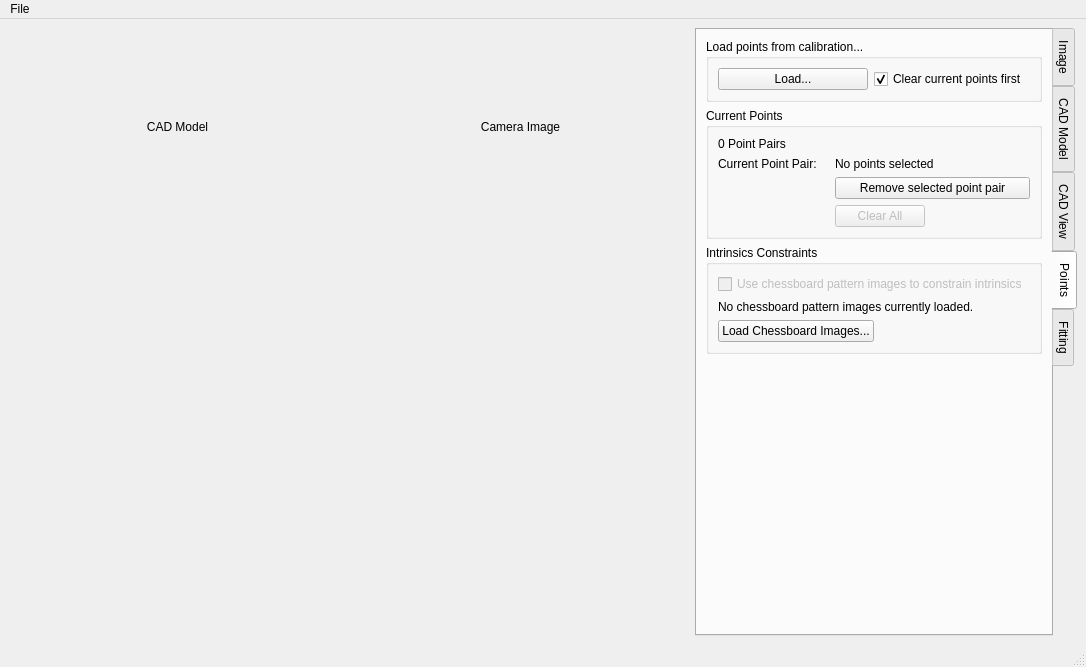
Qt form calcam/gui/fitting_calib.ui (euratom-software/calcam) before a commit.
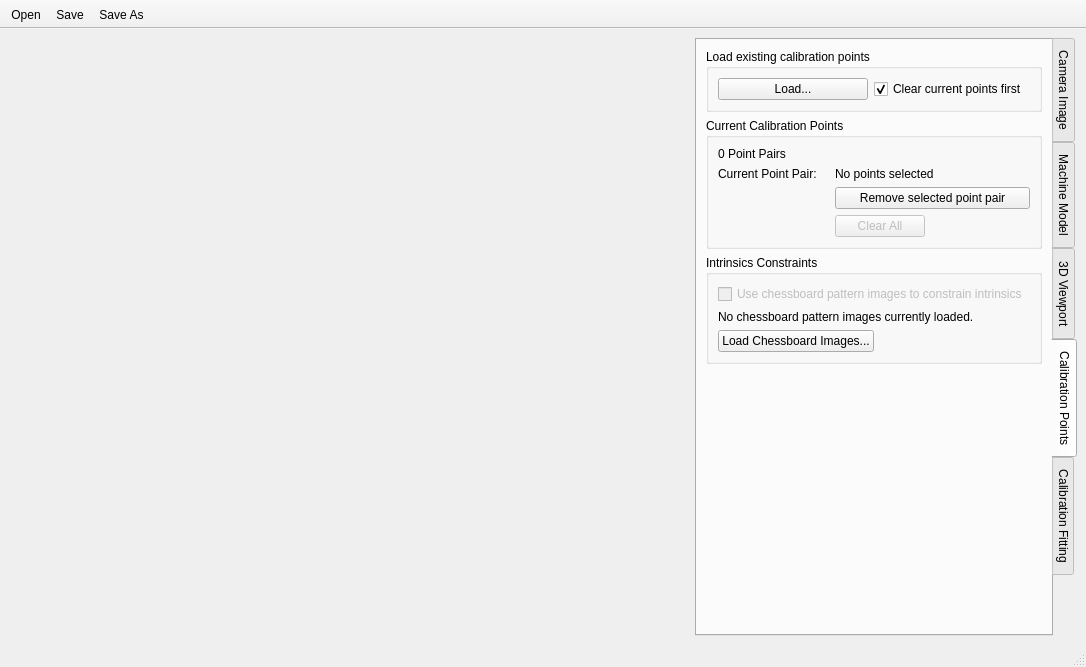
The same form after that commit. The open tabs and pages were chosen to show the change.

Commit message: Re-add ability to open "old" CSV point pairs; change menu bar to toolbar in fitting calib window; bug fixes.

Diff of the .ui file:
```diff
--- a/calcam/gui/fitting_calib.ui
+++ b/calcam/gui/fitting_calib.ui
@@ -82,7 +82,7 @@
       </property>
       <widget class="QWidget" name="image_tab">
        <attribute name="title">
-        <string>Image</string>
+        <string>Camera Image</string>
        </attribute>
        <layout class="QGridLayout" name="gridLayout_9">
         <item row="6" column="0">
@@ -572,7 +572,7 @@
       </widget>
       <widget class="QWidget" name="model_tab">
        <attribute name="title">
-        <string>CAD Model</string>
+        <string>Machine Model</string>
        </attribute>
        <layout class="QVBoxLayout" name="verticalLayout_8">
         <item>
@@ -704,7 +704,7 @@
       </widget>
       <widget class="QWidget" name="views_tab">
        <attribute name="title">
-        <string>CAD View</string>
+        <string>3D Viewport</string>
        </attribute>
        <layout class="QVBoxLayout" name="verticalLayout">
         <item>
@@ -1061,7 +1061,7 @@
         <enum>Qt::LeftToRight</enum>
        </property>
        <attribute name="title">
-        <string>Points</string>
+        <string>Calibration Points</string>
        </attribute>
        <layout class="QGridLayout" name="gridLayout_11">
         <item row="0" column="0" alignment="Qt::AlignTop">
@@ -1073,7 +1073,7 @@
            </sizepolicy>
           </property>
           <property name="title">
-           <string>Load points from calibration...</string>
+           <string>Load existing calibration points</string>
           </property>
           <layout class="QGridLayout" name="gridLayout_10">
            <item row="1" column="0">
@@ -1114,7 +1114,7 @@
            </sizepolicy>
           </property>
           <property name="title">
-           <string>Current Points</string>
+           <string>Current Calibration Points</string>
           </property>
           <layout class="QGridLayout" name="gridLayout_12">
            <item row="1" column="0" alignment="Qt::AlignTop">
@@ -1269,7 +1269,7 @@
         <bool>false</bool>
        </property>
        <attribute name="title">
-        <string>Fitting</string>
+        <string>Calibration Fitting</string>
        </attribute>
        <layout class="QGridLayout" name="gridLayout_13">
         <item row="0" column="0">
@@ -1340,45 +1340,35 @@
       </layout>
      </widget>
     </item>
-    <item row="0" column="0">
-     <widget class="QLabel" name="label_2">
-      <property name="text">
-       <string>&lt;html&gt;&lt;head/&gt;&lt;body&gt;&lt;p align=&quot;center&quot;&gt;CAD Model&lt;/p&gt;&lt;/body&gt;&lt;/html&gt;</string>
-      </property>
-     </widget>
-    </item>
-    <item row="0" column="1">
-     <widget class="QLabel" name="label_3">
-      <property name="text">
-       <string>&lt;html&gt;&lt;head/&gt;&lt;body&gt;&lt;p align=&quot;center&quot;&gt;Camera Image&lt;/p&gt;&lt;/body&gt;&lt;/html&gt;</string>
-      </property>
-     </widget>
-    </item>
    </layout>
   </widget>
   <widget class="QStatusBar" name="statusbar"/>
-  <widget class="QMenuBar" name="menuBar">
-   <property name="geometry">
-    <rect>
-     <x>0</x>
-     <y>0</y>
-     <width>1086</width>
-     <height>22</height>
-    </rect>
+  <widget class="QToolBar" name="toolBar">
+   <property name="windowTitle">
+    <string>toolBar</string>
    </property>
-   <widget class="QMenu" name="menuFile">
-    <property name="title">
-     <string>File</string>
-    </property>
-    <addaction name="action_open"/>
-    <addaction name="action_save"/>
-    <addaction name="action_save_as"/>
-   </widget>
-   <addaction name="menuFile"/>
+   <property name="movable">
+    <bool>false</bool>
+   </property>
+   <property name="floatable">
+    <bool>false</bool>
+   </property>
+   <attribute name="toolBarArea">
+    <enum>TopToolBarArea</enum>
+   </attribute>
+   <attribute name="toolBarBreak">
+    <bool>false</bool>
+   </attribute>
+   <addaction name="action_open"/>
+   <addaction name="action_save"/>
+   <addaction name="action_save_as"/>
   </widget>
   <action name="action_open">
    <property name="text">
-    <string>Open....</string>
+    <string>Open</string>
+   </property>
+   <property name="toolTip">
+    <string>Open</string>
    </property>
    <property name="shortcut">
     <string>Ctrl+O</string>
@@ -1394,7 +1384,7 @@
   </action>
   <action name="action_save_as">
    <property name="text">
-    <string>Save As...</string>
+    <string>Save As</string>
    </property>
   </action>
  </widget>
```
Left out of the diff: 2 changed lines with no effect on the pictures. The commit also changes 8 other files.
